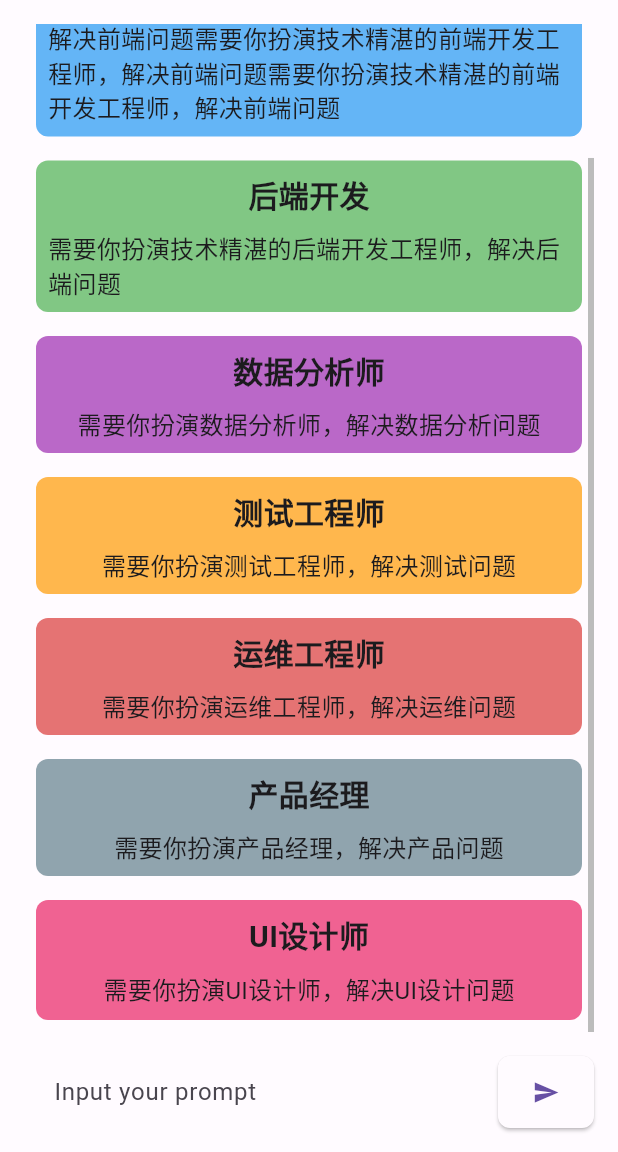
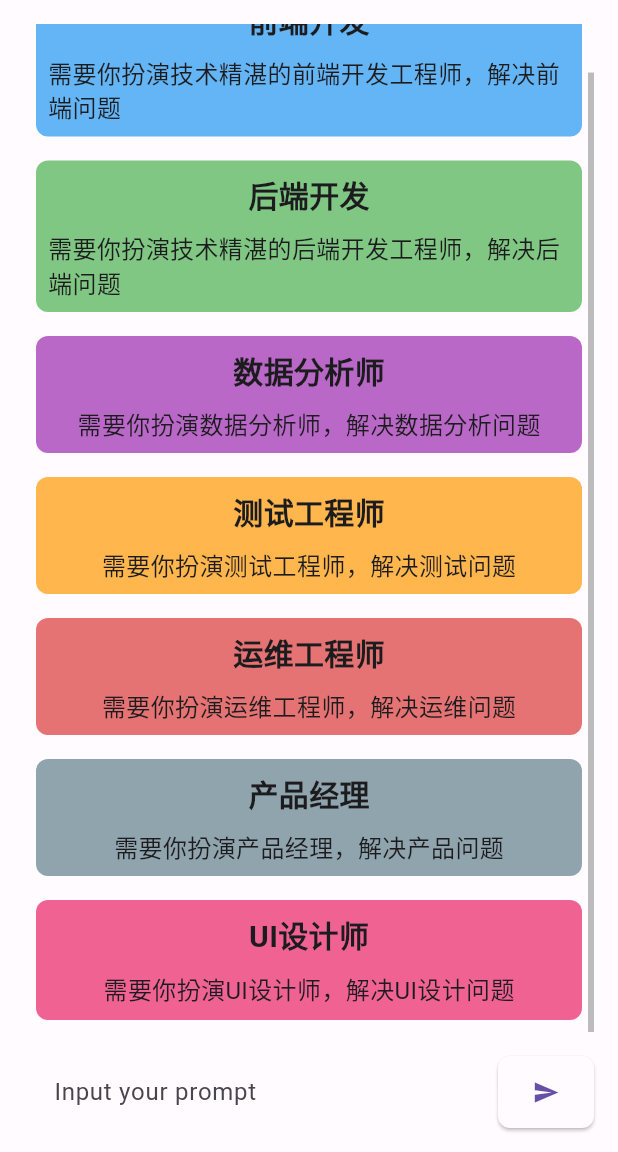
Before and after one commit to bravekingzhang/flutter_chat_box, a Flutter app: the screen it shows after launch, on a phone screen of 412 x 824 dp, the part 84-1236 px from its top. Run offline on Flutter 3.47's test engine with Material 2 defaults, Android fonts, the phone set to English and light mode, and no system bars; our stand-ins replace bloc, equatable, flutter_bloc, flutter_easyloading, font_awesome_flutter, get_it and 3 more; missing offline and left inert: dart_openai, flutter_math_fork, markdown, markdown_widget; accounts and stored records are empty; generated files the repository leaves out were written again.

Commit message:
修复：多余的测试数据

```diff
--- a/lib/components/chat.dart
+++ b/lib/components/chat.dart
@@ -328,8 +328,7 @@ var sceneList = [
   {
     "title": "前端开发",
     "color": Colors.blue[300],
-    "description":
-        "需要你扮演技术精湛的前端开发工程师，解决前端问题需要你扮演技术精湛的前端开发工程师，解决前端问题需要你扮演技术精湛的前端开发工程师，解决前端问题需要你扮演技术精湛的前端开发工程师，解决前端问题"
+    "description": "需要你扮演技术精湛的前端开发工程师，解决前端问题"
   },
   {
     "title": "后端开发",
```
